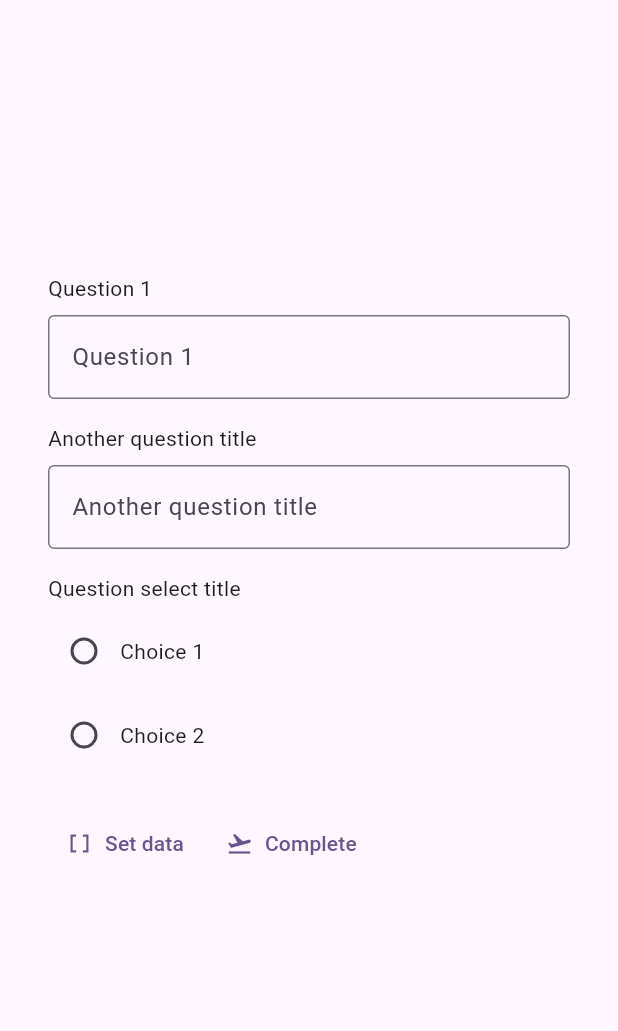
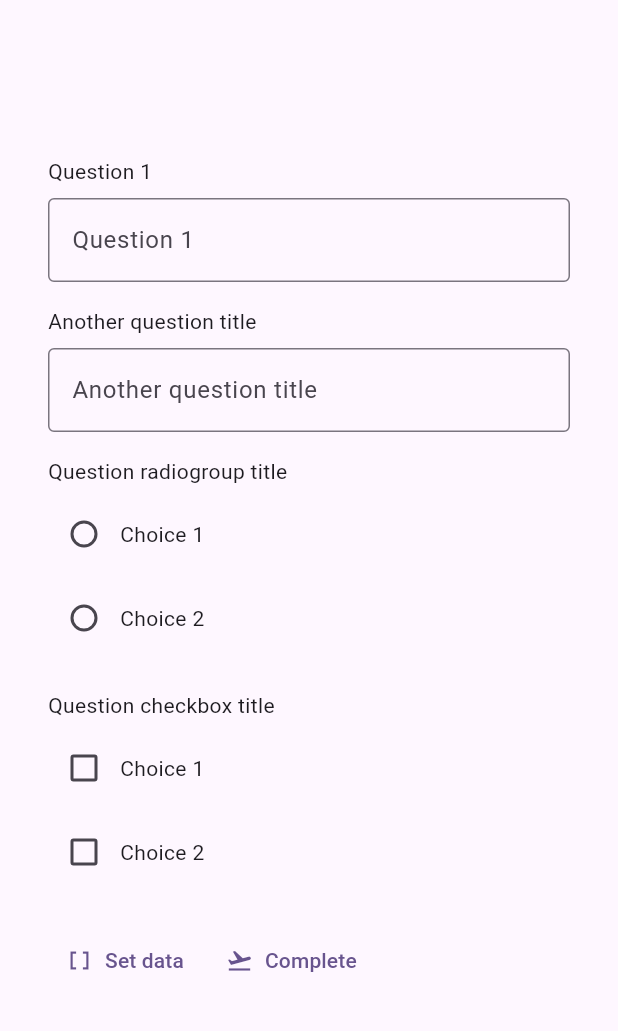
Before and after one commit to tsv2013/surveyjs-flutter-example, a Flutter app: the screen it shows after launch, after a tap on "Complete", on a phone screen of 412 x 824 dp, the part 84-1115 px from its top. Run offline on Flutter 3.47's test engine with Material 3 defaults, Android fonts, the phone set to English and light mode, and no system bars.

Commit message:
Implemented basic checkbox and radiogroup questions

```diff
--- a/assets/survey.json
+++ b/assets/survey.json
@@ -12,9 +12,18 @@
             "title": "Another question title"
         },
         {
-            "type": "questionselect",
+            "type": "radiogroup",
             "name": "question3",
-            "title": "Question select title",
+            "title": "Question radiogroup title",
+            "choices": [
+                {"text": "Choice 1", "value": "item1"},
+                {"text": "Choice 2", "value": "item2"}
+            ]
+        },
+        {
+            "type": "checkbox",
+            "name": "question4",
+            "title": "Question checkbox title",
             "choices": [
                 {"text": "Choice 1", "value": "item1"},
                 {"text": "Choice 2", "value": "item2"}
--- a/lib/main.dart
+++ b/lib/main.dart
@@ -4,10 +4,13 @@ import 'package:flutter/services.dart' show rootBundle;
 import 'src/element_factory.dart';
 import 'src/metadata.dart';
 import 'src/questions/item_value.dart';
+import 'src/questions/question_checkbox.dart';
+import 'src/questions/question_radiogroup.dart';
 import 'src/questions/question_select.dart';
 import 'src/questions/question.dart';
 import 'src/survey.dart';
 import 'src/widget_factory.dart';
+import 'src/widgets/checkbox.dart';
 import 'src/widgets/radiogroup.dart';
 import 'src/widgets/question.dart';
 import 'src/widgets/survey.dart';
@@ -19,15 +22,20 @@ Future<Map> loadSurveyJson() async {
 void main() {
   Metadata.registerObjectDescription(ItemValue.description);
   Metadata.registerObjectDescription(QuestionSelect.description);
+  Metadata.registerObjectDescription(QuestionCheckbox.description);
+  Metadata.registerObjectDescription(QuestionRadiogroup.description);
   Metadata.registerObjectDescription(Question.description);
   Metadata.registerObjectDescription(Survey.description);
 
   ElementFactory.register('itemvalue', ItemValue.new);
   ElementFactory.register('questionselect', QuestionSelect.new);
+  ElementFactory.register('checkbox', QuestionCheckbox.new);
+  ElementFactory.register('radiogroup', QuestionRadiogroup.new);
   ElementFactory.register('question', Question.new);
 
   WidgetFactory.register('question', QuestionWidget.new);
-  WidgetFactory.register('questionselect', RadioGroupWidget.new);
+  WidgetFactory.register('checkbox', CheckboxWidget.new);
+  WidgetFactory.register('radiogroup', RadioGroupWidget.new);
 
   runApp(const MyApp());
 }
--- a/lib/src/questions/item_value.dart
+++ b/lib/src/questions/item_value.dart
@@ -4,6 +4,7 @@ class ItemValue extends SurveyElement {
   static final description = {
     'type': 'itemvalue',
     'properties': [
+      'renderAs',
       'text',
       'value',
     ]
--- a/lib/src/questions/question.dart
+++ b/lib/src/questions/question.dart
@@ -4,6 +4,7 @@ class Question extends SurveyElement {
   static final description = {
     'type': 'question',
     'properties': [
+      'renderAs',
       'name',
       'title',
       'value',
@@ -27,5 +28,3 @@ class Question extends SurveyElement {
     set('value', newValue);
   }
 }
-
-// Metadata.registerObjectDescription(Question.description);
--- a/lib/src/questions/question_select.dart
+++ b/lib/src/questions/question_select.dart
@@ -5,14 +5,15 @@ class QuestionSelect extends Question {
   static final description = {
     'type': 'questionselect',
     'properties': [
+      'renderAs',
       'name',
       'title',
       'value',
       {"name": 'choices', "type": 'itemvalue[]'}
     ]
   };
-  QuestionSelect([dynamic json])
-      : super(json, QuestionSelect.description['type'].toString());
+  QuestionSelect([dynamic json, String? type])
+      : super(json, type ?? QuestionSelect.description['type'].toString());
   @override
   add(String propertyName, [dynamic value]) {
     if (propertyName == 'choices') {
@@ -31,5 +32,3 @@ class QuestionSelect extends Question {
     set('choices', choicesValue);
   }
 }
-
-// Metadata.registerObjectDescription(Question.description);
```
Also changed, not shown: lib/src/questions/question_checkbox.dart (added, +16 -0 lines), lib/src/questions/question_radiogroup.dart (added, +16 -0 lines), lib/src/survey_element.dart (+9 -0 lines), lib/src/widgets/checkbox.dart (+10 -3 lines).
